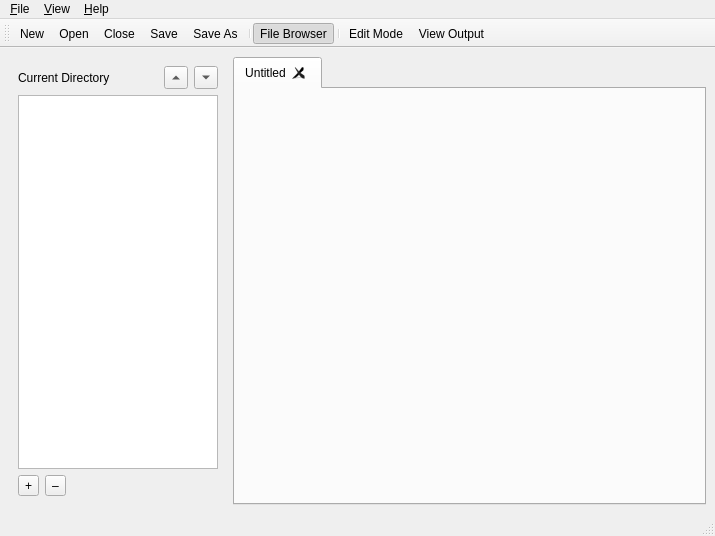
This is src/equipmant.ui in hk0i/equipmant as Qt 5 draws it before an edit. The edited form follows.
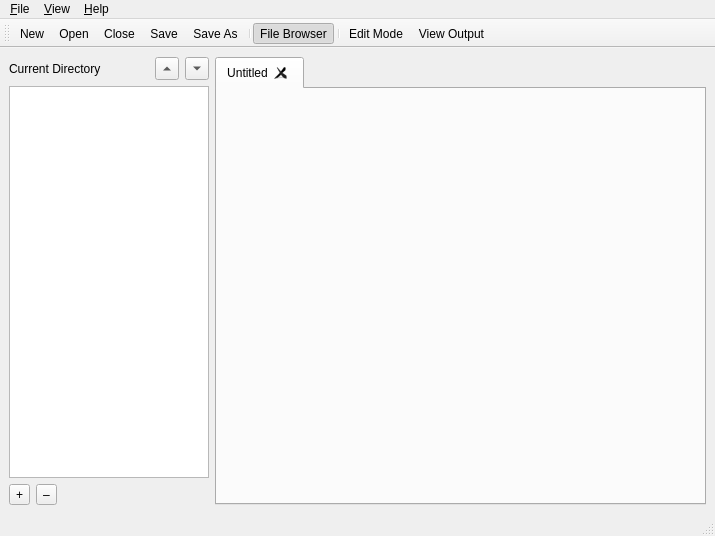
This is the edited form. Icons and pictures are not drawn. Custom widgets are drawn as their Qt base class.

Commit message: Removed margins on file browser and set system specific font for editor in windows

Patch:
```diff
--- a/src/equipmant.ui
+++ b/src/equipmant.ui
@@ -34,6 +34,9 @@
        </size>
       </property>
       <layout class="QGridLayout" name="gridLayout">
+       <property name="margin">
+        <number>0</number>
+       </property>
        <item row="0" column="0" colspan="3">
         <widget class="QLabel" name="lblFBDirectory">
          <property name="text">
```
The commit also changes 1 other file.
